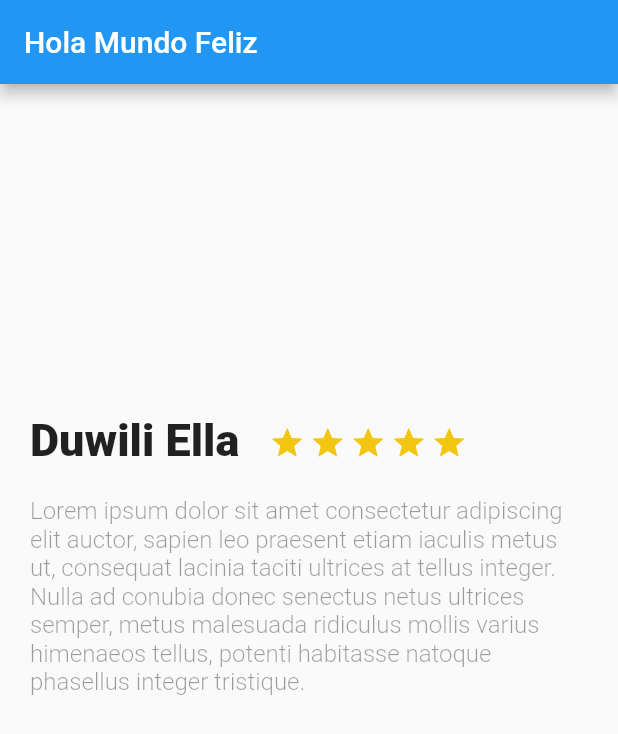
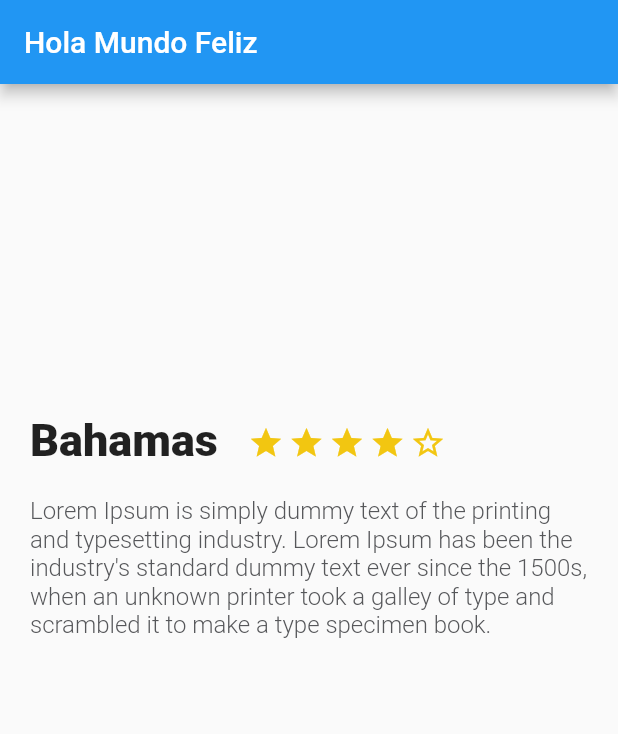
Before and after one commit to TomiHoltz/FlutterPla, a Flutter app: the screen it shows after launch, on a phone screen of 412 x 824 dp. Shown: the top 734 px of the screen. Run offline on Flutter 3.47's test engine with Material 2 defaults, Android fonts, the light colour scheme and no system bars.

Commit message:
Evitamos hardcoding en DescriptionPlace y creamos instancia de esta clase en Main

```diff
--- a/lib/description_place.dart
+++ b/lib/description_place.dart
@@ -2,18 +2,38 @@ import 'package:flutter/cupertino.dart';
 import 'package:flutter/material.dart';
 
 class DescriptionPlace extends StatelessWidget {
+
+  String namePlace;
+  int stars;
+  String descriptionPlace;
+
+  DescriptionPlace(this.namePlace, this.stars, this.descriptionPlace);
+
+
   @override
   Widget build(BuildContext context) {
     // TODO: implement build
 
-    final text_description = Text(
-      "Lorem ipsum dolor sit amet consectetur adipiscing elit auctor, sapien leo praesent etiam iaculis metus ut, consequat lacinia taciti ultrices at tellus integer. Nulla ad conubia donec senectus netus ultrices semper, metus malesuada ridiculus mollis varius himenaeos tellus, potenti habitasse natoque phasellus integer tristique.",
-      style: TextStyle(
-        fontSize: 16.0,
-        fontWeight: FontWeight.w300,
-        color: Colors.black38
+    final star_border = Container(
+      margin: EdgeInsets.only(
+        top: 223.0,
+        right: 3.0,
       ),
-      textAlign: TextAlign.left,
+      child: Icon(
+        Icons.star_border,
+        color: Color(0xFFf2C611),
+      ),
+    );
+
+    final star_half =Container(
+      margin: EdgeInsets.only(
+        top: 223.0,
+        right: 3.0,
+      ),
+      child: Icon(
+        Icons.star_half,
+        color: Color(0xFFf2C611),
+      ),
     );
 
     final star = Container(
@@ -37,7 +57,7 @@ class DescriptionPlace extends StatelessWidget {
           ),
 
           child: Text(
-            "Duwili Ella",
+            namePlace,
             style: TextStyle(
               fontSize: 30.0,
               fontWeight: FontWeight.w900
@@ -51,7 +71,7 @@ class DescriptionPlace extends StatelessWidget {
             star,
             star,
             star,
-            star,
+            star_border
           ],
         )
       ],
@@ -63,7 +83,15 @@ class DescriptionPlace extends StatelessWidget {
         right: 20.0,
         left: 20.0
       ),
-      child: text_description
+      child: new Text(
+        descriptionPlace,
+        style: TextStyle(
+            fontSize: 16.0,
+            fontWeight: FontWeight.w300,
+            color: Color(0xFF56575a)
+        ),
+        textAlign: TextAlign.left,
+      )
     );
 
     return Column(
--- a/lib/main.dart
+++ b/lib/main.dart
@@ -6,7 +6,9 @@ void main() {
 }
 
 class MyApp extends StatelessWidget {
-  // This widget is the root of your application.
+
+  String descriptionDummy = "Lorem Ipsum is simply dummy text of the printing and typesetting industry. Lorem Ipsum has been the industry's standard dummy text ever since the 1500s, when an unknown printer took a galley of type and scrambled it to make a type specimen book.";
+
   @override
   Widget build(BuildContext context) {
     return MaterialApp(
@@ -27,9 +29,7 @@ class MyApp extends StatelessWidget {
         appBar: AppBar(
             title: Text('Hola Mundo Feliz')
         ),
-        body: new DescriptionPlace(
-
-        ),
+        body: new DescriptionPlace("Bahamas", 4, descriptionDummy),
       ) //MyHomePage(title: 'Flutter Demo Home Page'),
     );
   }
```
